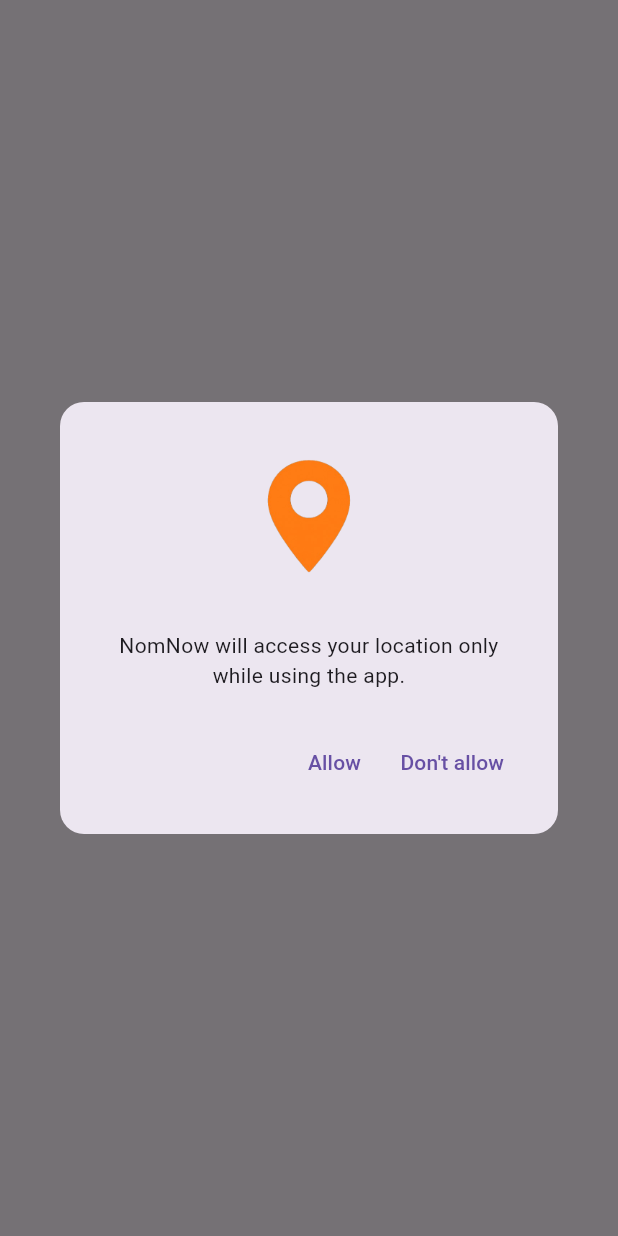
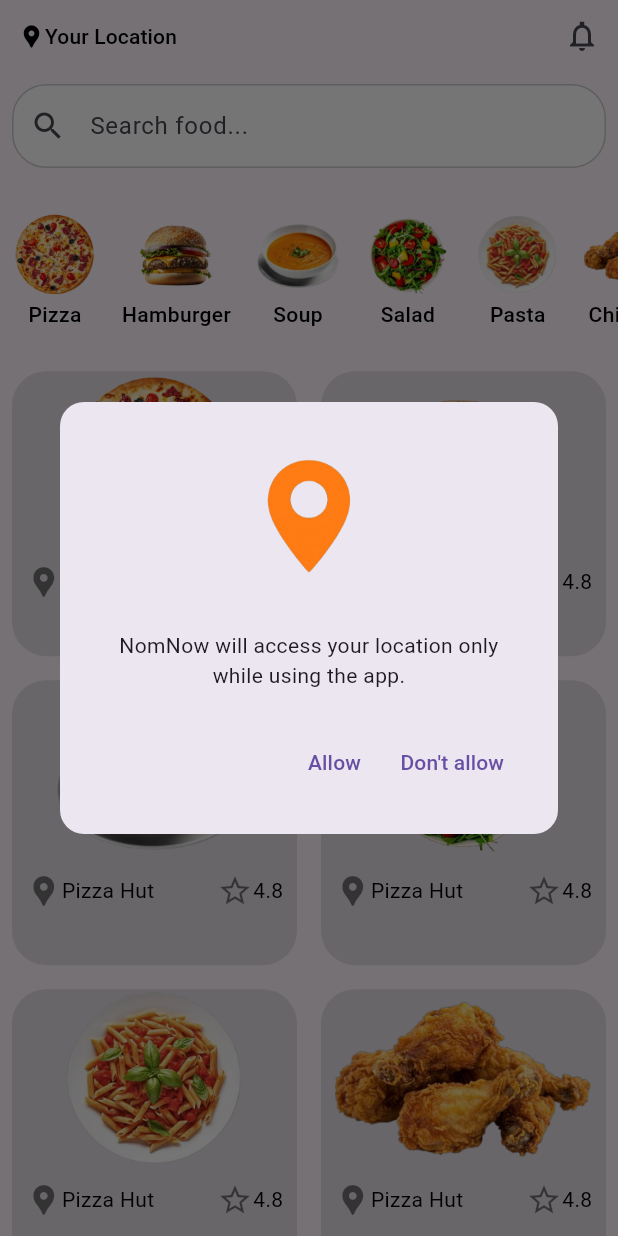
Before and after one commit to ecembostancioglu/food-delivery-app, a Flutter app: the HomeView screen opened directly, on a phone screen of 412 x 824 dp. Run offline on Flutter 3.47's test engine with Material 3 defaults, Android fonts, the phone set to English and light mode, and no system bars; our stand-ins replace blurrycontainer, cloud_firestore, firebase_auth, firebase_core, flutter_screenutil, get and 4 more; accounts and stored records are empty; generated files the repository leaves out were written again.

Commit message:
I've created the Home View

```diff
--- /dev/null
+++ b/lib/view/components/menu_list.dart
@@ -0,0 +1,11 @@
+final menuList = [
+  {'image': 'assets/images/pizza.png', 'title': 'Pizza'},
+  {'image': 'assets/images/hamburger.png', 'title': 'Hamburger'},
+  {'image': 'assets/images/soup.png', 'title': 'Soup'},
+  {'image': 'assets/images/salad.png', 'title': 'Salad'},
+  {'image': 'assets/images/pasta.png', 'title': 'Pasta'},
+  {'image': 'assets/images/chicken.png', 'title': 'Chicken'},
+  {'image': 'assets/images/breakfast.png', 'title': 'Breakfast'},
+  {'image': 'assets/images/coffee.png', 'title': 'Coffee'},
+  {'image': 'assets/images/dessert.png', 'title': 'Dessert'},
+];
--- a/lib/view/home_view/home_view.dart
+++ b/lib/view/home_view/home_view.dart
@@ -1,23 +1,155 @@
 import 'package:flutter/material.dart';
+import 'package:flutter_screenutil/flutter_screenutil.dart';
+import 'package:food_delivery_app/view/components/menu_list.dart';
 import 'package:food_delivery_app/view/home_view/home_view_model.dart';
 import 'package:stacked/stacked.dart';
 
+import '../../core/extensions/app_color_extensions.dart';
+
 class HomeView extends StatelessWidget {
   const HomeView({super.key});
-
   @override
   Widget build(BuildContext context) {
+    final appColors = Theme.of(context).extension<AppColorsExtensions>()!;
     return Scaffold(
         body: ViewModelBuilder.nonReactive(
       viewModelBuilder: () => HomeViewModel(),
       onViewModelReady: (viewModel) => viewModel.init(),
       builder: (context, viewModel, child) {
-        return Column(
-          children: [
+        return SafeArea(
+          child: SingleChildScrollView(
+            child: Column(
+              children: [
+                Row(
+                  mainAxisAlignment: MainAxisAlignment.spaceBetween,
+                  children: [
+                    TextButton(
+                        onPressed: () {},
+                        child: Row(
+                          children: [
+                            Icon(Icons.location_pin,
+                                color: appColors.textColor),
+                            Text(
+                              'Your Location',
+                              style: TextStyle(color: appColors.textColor),
+                            )
+                          ],
+                        )),
+                    IconButton(
+                        onPressed: () {},
+                        icon: const Icon(Icons.notifications_none_sharp))
+                  ],
+                ),
+                Padding(
+                  padding: const EdgeInsets.all(8.0),
+                  child: TextField(
+                    controller: viewModel.searchController,
+                    decoration: InputDecoration(
+                      hintText: 'Search food...',
+                      prefixIcon: const Icon(Icons.search),
+                      filled: true,
+                      fillColor: appColors.background,
+                      border: OutlineInputBorder(
+                          borderRadius: BorderRadius.circular(20.r),
+                          borderSide: BorderSide(color: appColors.blurColor)),
+                      enabledBorder: OutlineInputBorder(
+                          borderRadius: BorderRadius.circular(20.r),
+                          borderSide: BorderSide(color: appColors.blurColor)),
+                      focusedBorder: OutlineInputBorder(
+                          borderRadius: BorderRadius.circular(20.r),
+                          borderSide: BorderSide(color: appColors.blurColor)),
+                    ),
+                  ),
+                ),
+                SizedBox(height: 10.h),
+                SizedBox(
+                  height: 80.h,
+                  child: ListView.builder(
+                      itemCount: menuList.length,
+                      physics: const ScrollPhysics(),
+                      shrinkWrap: true,
+                      scrollDirection: Axis.horizontal,
+                      itemBuilder: (context, index) {
+                        return MenuListViewWidget(
+                            image: menuList[index]['image']!,
+                            title: menuList[index]['title']!);
+                      }),
+                ),
+                SizedBox(height: 10.h),
+                SizedBox(
+                  height: 1.sh,
+                  child: GridView.builder(
+                      itemCount: menuList.length,
+                      gridDelegate:const SliverGridDelegateWithFixedCrossAxisCount(
+                          crossAxisCount: 2),
+                      itemBuilder: (context, index) {
+                        return Padding(
+                          padding: const EdgeInsets.all(8.0),
+                          child: Container(
+                                decoration: BoxDecoration(
+                                    color: appColors.blurColor.withOpacity(0.1),
+                                    borderRadius:
+                                        BorderRadius.all(Radius.circular(20.r))),
+                                child: Column(
+                                  children: [
+                                    Image.asset(menuList[index]['image']!,height: 100.h),
+                                    Padding(
+                                      padding: EdgeInsets.all(8.w),
+                                      child: Row(
+                                        mainAxisAlignment: MainAxisAlignment.spaceBetween,
+                                        children: [
+                                        Row(children: [
+                                          Icon(Icons.location_pin,color: appColors.textColor.withOpacity(0.5)),
+                                        Text('Pizza Hut',style: TextStyle(color: appColors.textColor)),],),
+                                        Row(children: [
+                                          Icon(Icons.star_border,color: appColors.textColor.withOpacity(0.5)),
+                                          Text('4.8',style: TextStyle(color: appColors.textColor)),
+                                        ],)
 
-          ],
+                                      ],),
+                                    )
+                                  ],
+                                ),
+                              ),
+                        );
+                      }),
+                )
+              ],
+            ),
+          ),
         );
       },
     ));
   }
 }
+
+class MenuListViewWidget extends StatelessWidget {
+  final String image;
+  final String title;
+  const MenuListViewWidget(
+      {super.key, required this.image, required this.title});
+
+  @override
+  Widget build(BuildContext context) {
+    final appColors = Theme.of(context).extension<AppColorsExtensions>()!;
+    return Padding(
+      padding: const EdgeInsets.all(8.0),
+      child: Column(
+        children: [
+          Container(
+            height: 50.h,
+            width: 50.w,
+            decoration: BoxDecoration(
+                borderRadius: BorderRadius.all(Radius.circular(20.r))),
+            child: Image.asset(image),
+          ),
+          Text(
+            title,
+            style: TextStyle(
+                color: appColors.textColor, fontWeight: FontWeight.w500),
+          )
+        ],
+      ),
+    );
+  }
+}
--- a/lib/view/home_view/home_view_model.dart
+++ b/lib/view/home_view/home_view_model.dart
@@ -1,3 +1,4 @@
+import 'package:flutter/material.dart';
 import 'package:food_delivery_app/view/components/location_dialog.dart';
 import 'package:get/get.dart';
 import 'package:stacked/stacked.dart';
@@ -6,6 +7,9 @@ import '../../core/enums/local_manager_keys.dart';
 import '../../services/local_manager.dart';
 
 class HomeViewModel extends BaseViewModel {
+
+  final searchController = TextEditingController();
+
   Future<void> init() async {
     bool isShown =
         LocalManager().getBoolValue(LocalManagerKeys.locationPermissionShown);
```
Also changed, not shown: assets/images/breakfast.png (added), assets/images/chicken.png (added), assets/images/coffee.png (added), assets/images/dessert.png (added), assets/images/hamburger.png (added), assets/images/pasta.png (added), assets/images/pizza.png (added), assets/images/salad.png (added), assets/images/soup.png (added).
